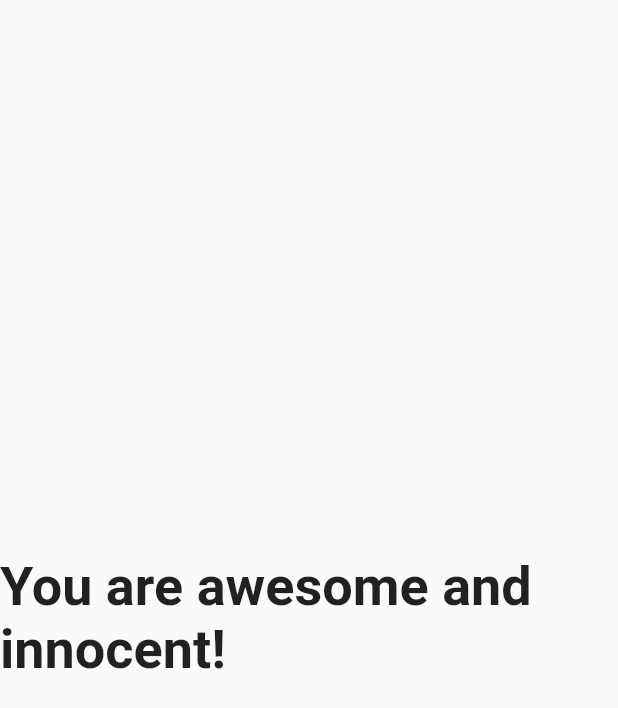
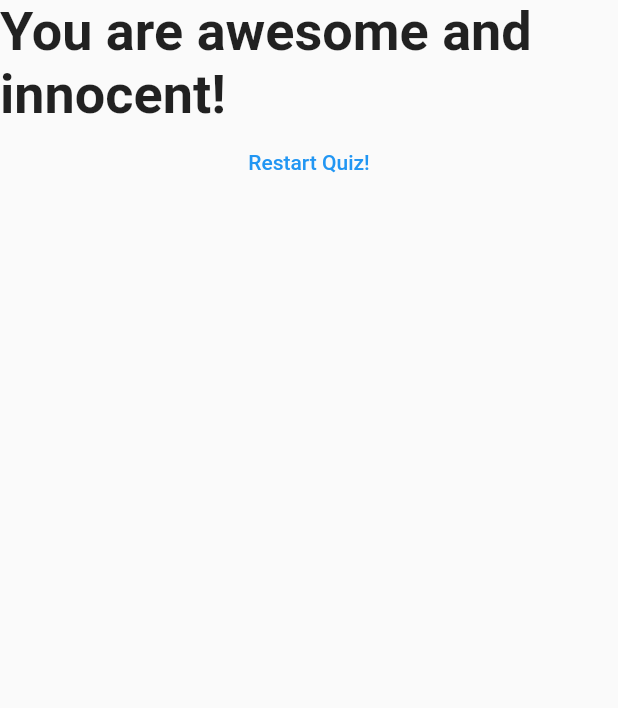
Before and after one commit to supragub/flutter-udemy, a Flutter app: the Result widget shown alone on an empty page, opened directly with empty values, on a phone screen of 412 x 824 dp. Shown: the top 708 px of the screen. Run offline on Flutter 3.47's test engine with Material 2 defaults, Android fonts, the phone set to English and light mode, and no system bars.

Commit message:
Restart Quiz

```diff
--- a/third_flutter_complete_guide/app_002_my_first_app/lib/result.dart
+++ b/third_flutter_complete_guide/app_002_my_first_app/lib/result.dart
@@ -2,8 +2,9 @@ import 'package:flutter/material.dart';
 
 class Result extends StatelessWidget {
   final int resultScore;
+  final Function resetHandler;
 
-  Result(this.resultScore);
+  Result(this.resultScore, this.resetHandler);
 
   String get resultPhrase {
     var resultText;
@@ -22,9 +23,18 @@ class Result extends StatelessWidget {
   @override
   Widget build(BuildContext context) {
     return Center(
-      child: Text(
-        resultPhrase,
-        style: TextStyle(fontSize: 36, fontWeight: FontWeight.bold),
+      child: Column(
+        children: <Widget>[
+          Text(
+            resultPhrase,
+            style: TextStyle(fontSize: 36, fontWeight: FontWeight.bold),
+          ),
+          FlatButton(
+            onPressed: resetHandler,
+            child: Text('Restart Quiz!'),
+            textColor: Colors.blue,
+          ),
+        ],
       ),
     );
   }
```
Also changed, not shown: third_flutter_complete_guide/app_002_my_first_app/lib/main.dart (+8 -1 lines).
